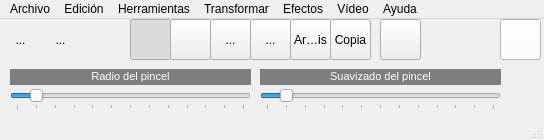
The window that mainwindow.ui (gonzalomc00/QFotoPaint5) describes before a commit, drawn with Qt 5.
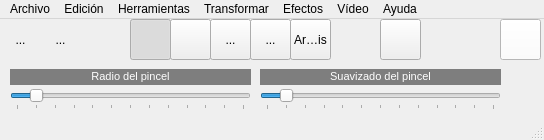
The same window after the commit. Icons and pictures are not drawn.

The edit to the form file:
```diff
--- a/mainwindow.ui
+++ b/mainwindow.ui
@@ -381,25 +381,6 @@
      <bool>true</bool>
     </property>
    </widget>
-   <widget class="QToolButton" name="toolButton_10">
-    <property name="geometry">
-     <rect>
-      <x>330</x>
-      <y>0</y>
-      <width>41</width>
-      <height>41</height>
-     </rect>
-    </property>
-    <property name="text">
-     <string>Copia</string>
-    </property>
-    <property name="checkable">
-     <bool>true</bool>
-    </property>
-    <property name="autoExclusive">
-     <bool>true</bool>
-    </property>
-   </widget>
   </widget>
   <widget class="QMenuBar" name="menuBar">
    <property name="geometry">
```
Left out of the diff: 2 changed lines with no effect on the pictures.
